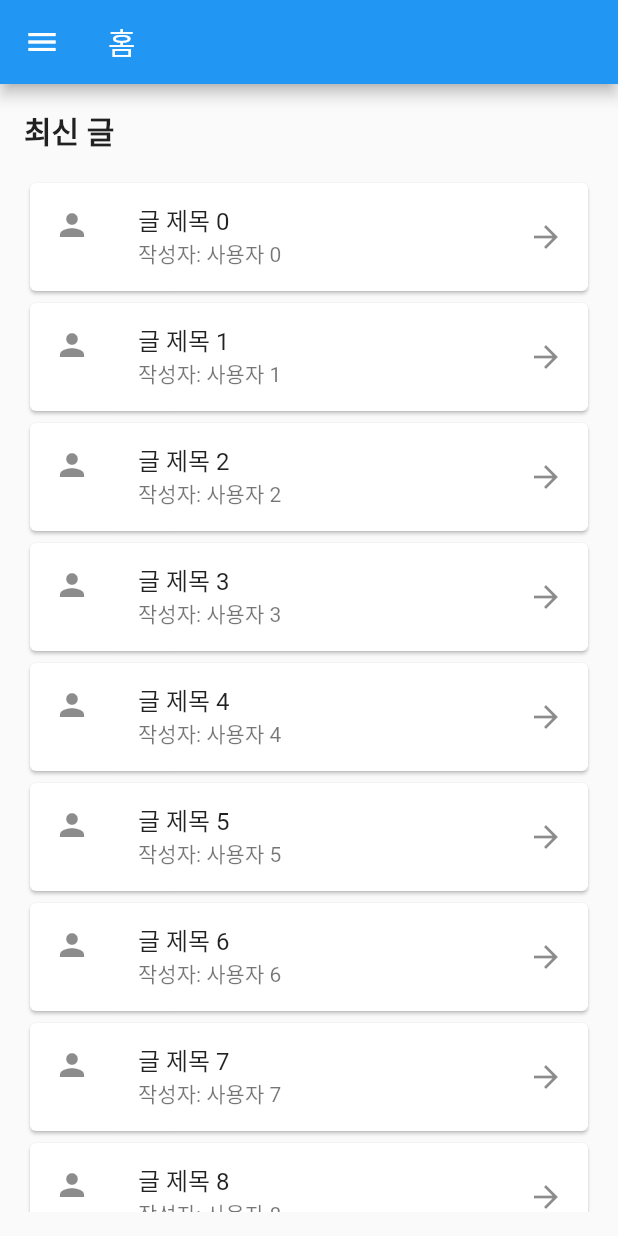
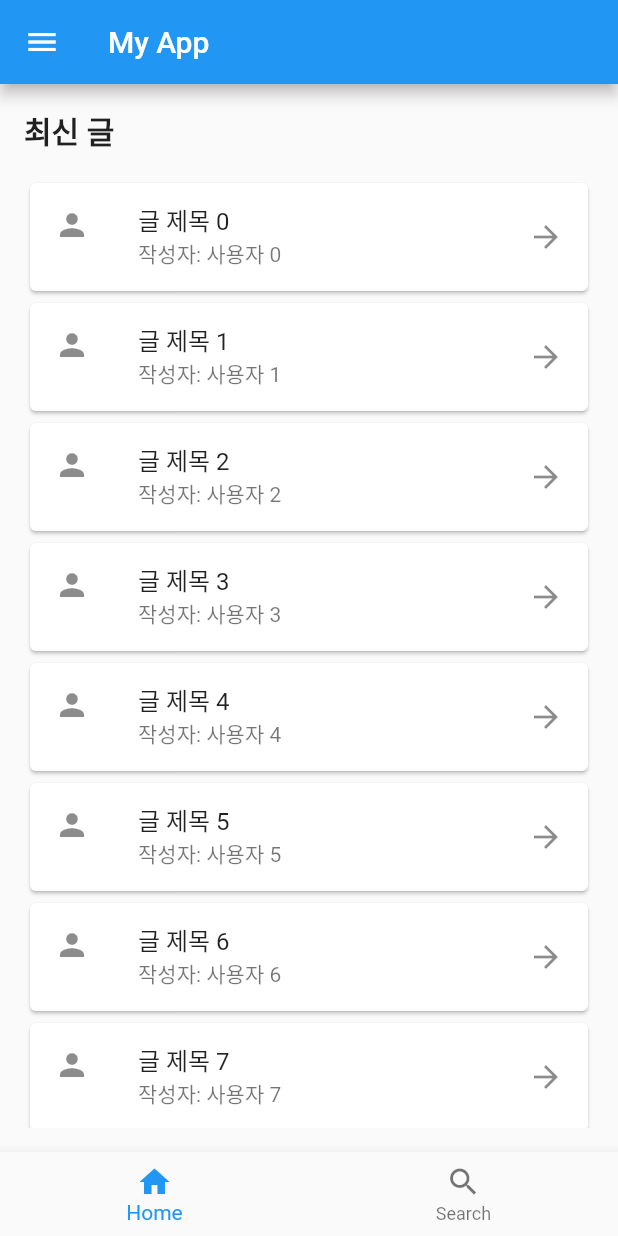
Before and after one commit to 23-1-CapstoneDesign/FIGHT_GONGGANG, a Flutter app: the screen it shows after launch, after a tap on "로그인", on a phone screen of 412 x 824 dp. Run offline on Flutter 3.47's test engine with Material 2 defaults, Android fonts, the light colour scheme and no system bars; our stand-ins replace shared_preferences.

Commit message:
하단 네비게이션 바를 구현하여 탭페이지를 만듬

```diff
--- /dev/null
+++ b/lib/Maintab.dart
@@ -0,0 +1,49 @@
+import 'package:flutter/material.dart';
+import 'Layout/Dashboard.dart';
+import 'Maintab/home.dart';
+import 'login.dart';
+
+class MaintabPage extends StatefulWidget {
+  @override
+  _MaintabPageState createState() => _MaintabPageState();
+}
+
+class _MaintabPageState extends State<MaintabPage> {
+  int _currentIndex = 0;
+  final List<Widget> _children = [
+    HomePage(),
+    HomePage(),
+  ];
+
+  @override
+  Widget build(BuildContext context) {
+    return Scaffold(
+      appBar: AppBar(
+        title: Text("My App"),
+      ),
+      body: _children[_currentIndex],
+      bottomNavigationBar: BottomNavigationBar(
+        currentIndex: _currentIndex,
+        onTap: onTabTapped,
+        items: [
+          BottomNavigationBarItem(
+            icon: Icon(Icons.home),
+            label:'Home',
+          ),
+          BottomNavigationBarItem(
+            icon: Icon(Icons.search),
+            label: 'Search',
+          ),
+        ],
+      ),
+          drawer: Drawer(
+    child: dashboard()),
+    );
+  }
+
+  void onTabTapped(int index) {
+    setState(() {
+      _currentIndex = index;
+    });
+  }
+}
--- a/lib/home.dart
+++ b/lib/Maintab/home.dart
@@ -2,6 +2,8 @@ import 'package:flutter/material.dart';
 import 'package:flutter/services.dart';
 import 'package:shared_preferences/shared_preferences.dart';
 import 'package:fighting_gonggang/Layout/Dashboard.dart';
+
+import '../Layout/navbar.dart';
 class HomePage extends StatelessWidget {
 
   DateTime? _lastPressedTime; // 마지막으로 뒤로가기 버튼을 누른 시간
@@ -25,9 +27,9 @@ class HomePage extends StatelessWidget {
       }
     },
         child: Scaffold(
-          appBar: AppBar(
-            title: Text('홈'),
-          ),
+          // appBar: AppBar(
+          //    title: Text('홈'),
+          // ),
           body: Container(
 
             padding: EdgeInsets.all(16.0),
--- a/lib/login.dart
+++ b/lib/login.dart
@@ -1,6 +1,6 @@
+import 'package:fighting_gonggang/Maintab.dart';
 import 'package:flutter/material.dart';
 import 'package:shared_preferences/shared_preferences.dart';
-import 'home.dart';
 import 'registration_page.dart';
 
 
@@ -58,7 +58,7 @@ class _LoginPageState extends State<LoginPage> {
     }
     Navigator.push(
       context,
-      MaterialPageRoute(builder: (context) => HomePage()),
+      MaterialPageRoute(builder: (context) => MaintabPage()),
     );
   }
 
--- a/lib/main.dart
+++ b/lib/main.dart
@@ -1,7 +1,6 @@
-import 'package:fighting_gonggang/home.dart';
 import 'package:flutter/material.dart';
 import 'Login.dart';
-
+import 'Maintab.dart';
 
 void main() {
   runApp(MyApp());
@@ -18,7 +17,7 @@ class MyApp extends StatelessWidget {
       home: LoginPage(),//시작 페이지: 로그인
       routes: {//routes: key=라우트명 ex:localhost:8080/라우트명
         '/login': (context) => LoginPage(),
-        '/home': (context) => HomePage(),
+        '/home': (context) => MaintabPage(),
         // '/profile': (context) => ProfileScreen(),
         // '/settings': (context) => SettingsScreen(),
 
--- a/lib/registration_page.dart
+++ b/lib/registration_page.dart
@@ -5,6 +5,9 @@ class SignupPage extends StatelessWidget {
   final _nameController = TextEditingController();
   final _emailController = TextEditingController();
   final _passwordController = TextEditingController();
+  int _currentIndex = 0;
+
+
 
   @override
   Widget build(BuildContext context) {
```
Also changed, not shown: lib/Layout/navbar.dart (added, +35 -0 lines), 1 other file.
